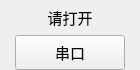
ChinaClever/MPro-Tools, file com_pbl/serialport/serialstatuswid.ui: the form before one commit.
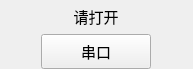
The form after the commit.

```diff
--- a/com_pbl/serialport/serialstatuswid.ui
+++ b/com_pbl/serialport/serialstatuswid.ui
@@ -6,14 +6,14 @@
    <rect>
     <x>0</x>
     <y>0</y>
-    <width>140</width>
-    <height>70</height>
+    <width>193</width>
+    <height>66</height>
    </rect>
   </property>
   <property name="maximumSize">
    <size>
     <width>16777215</width>
-    <height>80</height>
+    <height>160</height>
    </size>
   </property>
   <property name="font">
```
